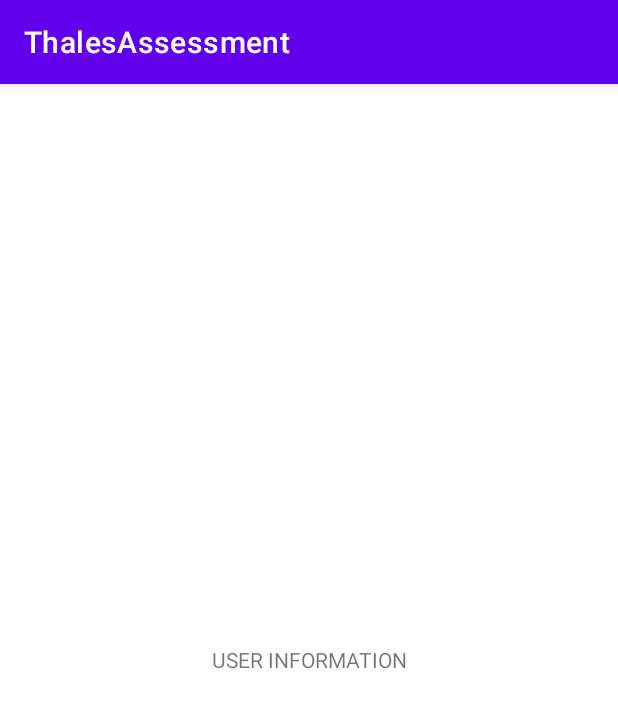
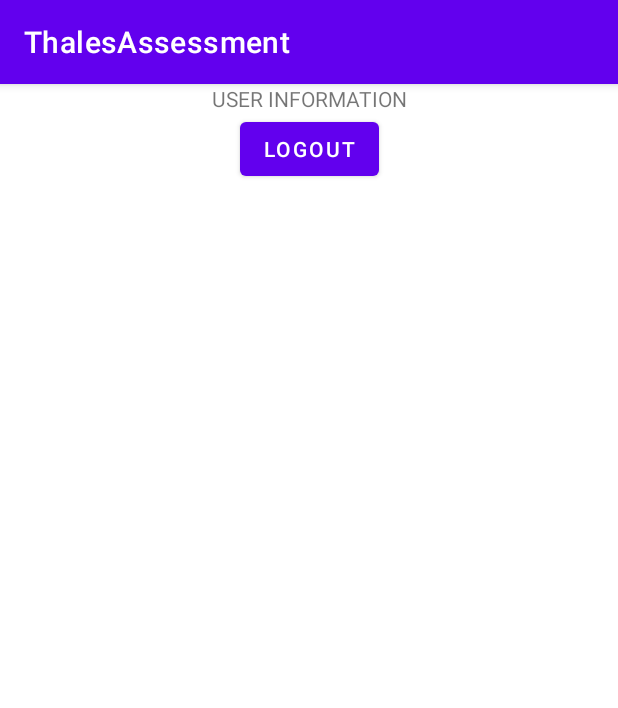
Before and after one commit to balazsbanto/thales-assesment, an Android app: the UserInformationFragment screen opened through its navigation route, on a phone screen of 412 x 824 dp. Shown: the top 708 px of the screen. Run offline under Robolectric (Android 15) with nearby library versions, the phone set to English and light mode, and no system bars.

Commit message:
Added back navigation from the user information screen

```diff
--- a/app/src/main/java/com/blade/thalesassessment/ui/view/user_information/UserInformationFragment.java
+++ b/app/src/main/java/com/blade/thalesassessment/ui/view/user_information/UserInformationFragment.java
@@ -7,16 +7,20 @@ import android.os.Bundle;
 import androidx.annotation.NonNull;
 import androidx.annotation.Nullable;
 import androidx.fragment.app.Fragment;
+import androidx.navigation.NavController;
+import androidx.navigation.fragment.NavHostFragment;
 
 import android.view.LayoutInflater;
 import android.view.View;
 import android.view.ViewGroup;
 
 import com.blade.thalesassessment.R;
+import com.blade.thalesassessment.databinding.FragmentUserInformationBinding;
 
 public class UserInformationFragment extends Fragment {
 
     private UserInformationViewModel mViewModel;
+    private FragmentUserInformationBinding binding;
 
     public static UserInformationFragment newInstance() {
         return new UserInformationFragment();
@@ -25,10 +29,22 @@ public class UserInformationFragment extends Fragment {
     @Override
     public View onCreateView(@NonNull LayoutInflater inflater, @Nullable ViewGroup container,
                              @Nullable Bundle savedInstanceState) {
-        return inflater.inflate(R.layout.fragment_user_information, container, false);
+        binding =  FragmentUserInformationBinding.inflate(inflater, container, false);
+        return binding.getRoot();
     }
 
     @Override
+    public void onViewCreated(@NonNull View view, @Nullable Bundle savedInstanceState) {
+        super.onViewCreated(view, savedInstanceState);
+
+        binding.logoutButton.setOnClickListener(v -> {
+            NavHostFragment.findNavController(this)
+                    .navigate(R.id.action_userInformation_to_login);
+        });
+
+    }
+
+        @Override
     public void onActivityCreated(@Nullable Bundle savedInstanceState) {
         super.onActivityCreated(savedInstanceState);
         mViewModel = new ViewModelProvider(this).get(UserInformationViewModel.class);
--- a/app/src/main/res/layout/fragment_user_information.xml
+++ b/app/src/main/res/layout/fragment_user_information.xml
@@ -1,14 +1,28 @@
 <?xml version="1.0" encoding="utf-8"?>
-<FrameLayout xmlns:android="http://schemas.android.com/apk/res/android"
+<androidx.constraintlayout.widget.ConstraintLayout xmlns:android="http://schemas.android.com/apk/res/android"
     xmlns:tools="http://schemas.android.com/tools"
     android:layout_width="match_parent"
     android:layout_height="match_parent"
+    xmlns:app="http://schemas.android.com/apk/res-auto"
     tools:context=".ui.view.user_information.UserInformationFragment">
 
     <TextView
-        android:layout_width="match_parent"
-        android:layout_height="match_parent"
+        android:id="@+id/user_information_text"
+        app:layout_constraintTop_toTopOf="parent"
+        app:layout_constraintLeft_toLeftOf="parent"
+        app:layout_constraintRight_toRightOf="parent"
+        android:layout_width="wrap_content"
+        android:layout_height="wrap_content"
         android:gravity="center"
         android:text="USER INFORMATION" />
 
-</FrameLayout>
+    <Button
+        android:id="@+id/logout_button"
+        app:layout_constraintLeft_toLeftOf="parent"
+        app:layout_constraintRight_toRightOf="parent"
+        android:text="@string/logout_button"
+        app:layout_constraintTop_toBottomOf="@id/user_information_text"
+        android:layout_width="wrap_content"
+        android:layout_height="wrap_content"/>
+
+</androidx.constraintlayout.widget.ConstraintLayout>
--- a/app/src/main/res/navigation/nav_graph.xml
+++ b/app/src/main/res/navigation/nav_graph.xml
@@ -2,14 +2,14 @@
 <navigation xmlns:android="http://schemas.android.com/apk/res/android"
     xmlns:app="http://schemas.android.com/apk/res-auto"
     xmlns:tools="http://schemas.android.com/tools"
-    app:startDestination="@id/login"
-    android:id="@+id/nav_graph">
+    android:id="@+id/nav_graph"
+    app:startDestination="@id/login">
 
     <fragment
         android:id="@+id/login"
         android:name="com.blade.thalesassessment.ui.view.ui.login.LoginFragment"
         android:label="login"
-        tools:layout="@layout/fragment_login" >
+        tools:layout="@layout/fragment_login">
         <action
             android:id="@+id/action_login_to_userInformation"
             app:destination="@id/userInformation" />
@@ -19,6 +19,12 @@
         android:id="@+id/userInformation"
         android:name="com.blade.thalesassessment.ui.view.user_information.UserInformationFragment"
         android:label="user information"
-        tools:layout="@layout/fragment_user_information" />
+        tools:layout="@layout/fragment_user_information">
+        <action
+            android:id="@+id/action_userInformation_to_login"
+            app:destination="@id/login"
+            app:popUpTo="@id/login"
+            app:popUpToInclusive="true"/>
+    </fragment>
 
 </navigation>
--- a/app/src/main/res/values/strings.xml
+++ b/app/src/main/res/values/strings.xml
@@ -9,4 +9,6 @@
     <string name="invalid_username">Not a valid username</string>
     <string name="invalid_password">Password must be >5 characters</string>
     <string name="login_failed">"Login failed"</string>
+    <string name="logout_button">"Logout"</string>
+
 </resources>
```
